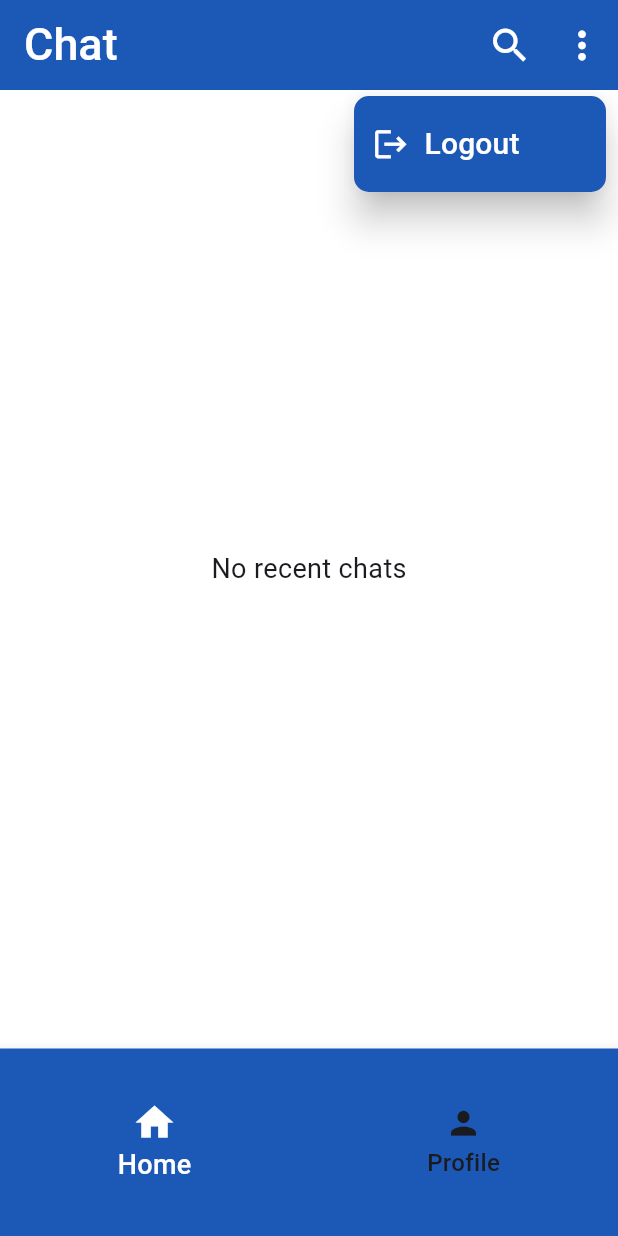
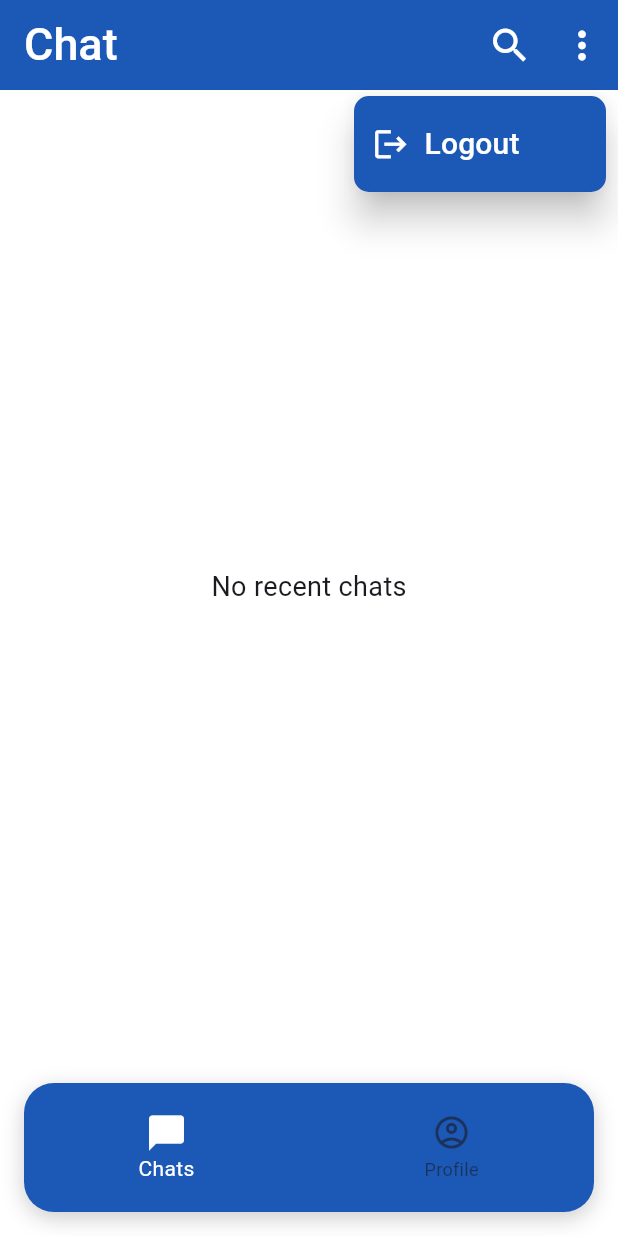
Before and after one commit to AhmedHelmy18/Whale-Chat, a Flutter app: the MainHome screen opened directly, after a tap on the "more vert" icon, on a phone screen of 412 x 824 dp. Run offline on Flutter 3.47's test engine with Material 3 defaults, Android fonts, the phone set to English and light mode, and no system bars; our stand-ins replace cloud_firestore, cloud_functions, firebase_auth, firebase_core, firebase_messaging; accounts and stored records are empty.

Commit message:
update the bottom nav ber

```diff
--- a/lib/app.dart
+++ b/lib/app.dart
@@ -15,36 +15,37 @@ class ChatApp extends StatelessWidget {
     return MaterialApp(
         debugShowCheckedModeBanner: false,
         theme: ThemeData(colorScheme: colorScheme, useMaterial3: true),
-      home: StreamBuilder<User?>(
-        stream: FirebaseAuth.instance.authStateChanges(),
-        builder: (context, authSnapshot) {
-          if (authSnapshot.connectionState == ConnectionState.waiting) {
-            return const Scaffold(body: Center(child: CircularProgressIndicator()));
-          }
-          final user = authSnapshot.data;
-
-          if (user == null) {
-            return const OnboardingPage();
-          }
-
-          return StreamBuilder<DocumentSnapshot>(
-            stream: FirebaseFirestore.instance
-                .collection('users')
-                .doc(user.uid)
-                .snapshots(),
-            builder: (context, docSnapshot) {
-              if (docSnapshot.connectionState == ConnectionState.waiting) {
-                return const Scaffold(body: Center(child: CircularProgressIndicator()));
-              }
-              final userExists = docSnapshot.data?.exists ?? false;
-              if (!userExists) {
-                return const OnboardingPage();
-              }
-              return const MainHome();
-            },
-          );
-        },
-      ),
+        home: MainHome()
+        // StreamBuilder<User?>(
+        //   stream: FirebaseAuth.instance.authStateChanges(),
+        //   builder: (context, authSnapshot) {
+        //     if (authSnapshot.connectionState == ConnectionState.waiting) {
+        //       return const Scaffold(body: Center(child: CircularProgressIndicator()));
+        //     }
+        //     final user = authSnapshot.data;
+        //
+        //     if (user == null) {
+        //       return const OnboardingPage();
+        //     }
+        //
+        //     return StreamBuilder<DocumentSnapshot>(
+        //       stream: FirebaseFirestore.instance
+        //           .collection('users')
+        //           .doc(user.uid)
+        //           .snapshots(),
+        //       builder: (context, docSnapshot) {
+        //         if (docSnapshot.connectionState == ConnectionState.waiting) {
+        //           return const Scaffold(body: Center(child: CircularProgressIndicator()));
+        //         }
+        //         final userExists = docSnapshot.data?.exists ?? false;
+        //         if (!userExists) {
+        //           return const OnboardingPage();
+        //         }
+        //         return const MainHome();
+        //       },
+        //     );
+        //   },
+        // ),
         );
   }
 }
@@ -64,10 +65,6 @@ class _MainHomeState extends State<MainHome> {
     ProfilePage(userId: FirebaseAuth.instance.currentUser!.uid),
   ];
 
-  void onItemTapped(int index) {
-    setState(() => selectedIndex = index);
-  }
-
   @override
   void initState() {
     super.initState();
@@ -81,22 +78,55 @@ class _MainHomeState extends State<MainHome> {
         index: selectedIndex,
         children: pages,
       ),
-      bottomNavigationBar: SizedBox(
-        height: 125,
+
+      bottomNavigationBar: Padding(
+        padding: const EdgeInsets.fromLTRB(16, 0, 16, 16),
+        child: Container(
+          decoration: BoxDecoration(
+            color: colorScheme.primary,
+            borderRadius: BorderRadius.circular(20),
+            boxShadow: [
+              BoxShadow(
+                color: colorScheme.onPrimary.withValues(alpha: 0.2),
+                blurRadius: 12,
+                offset: const Offset(0, 4),
+              ),
+            ],
+          ),
+          child: ClipRRect(
+            borderRadius: BorderRadius.circular(20),
+            child: SizedBox(
+              height: 86,
               child: BottomNavigationBar(
-          backgroundColor: colorScheme.primary,
+                type: BottomNavigationBarType.fixed,
+                backgroundColor: Colors.transparent,
+                elevation: 0,
+                currentIndex: selectedIndex,
                 selectedItemColor: colorScheme.surface,
-          unselectedItemColor: colorScheme.onSurface,
-          currentIndex: selectedIndex,
-          onTap: onItemTapped,
-          selectedLabelStyle: const TextStyle(fontWeight: FontWeight.w500, fontSize: 18),
-          unselectedLabelStyle: const TextStyle(fontWeight: FontWeight.w500, fontSize: 16),
-          selectedIconTheme: const IconThemeData(size: 30),
-          unselectedIconTheme: const IconThemeData(size: 25),
+                unselectedItemColor: colorScheme.onSurface.withValues(alpha: 0.6),
+                onTap: (index) => setState(() => selectedIndex = index),
+                selectedIconTheme: const IconThemeData(size: 28),
+                unselectedIconTheme: const IconThemeData(size: 26),
+                showSelectedLabels: true,
+                showUnselectedLabels: true,
                 items: const [
-            BottomNavigationBarItem(icon: Icon(Icons.home), label: 'Home'),
-            BottomNavigationBarItem(icon: Icon(Icons.person), label: 'Profile'),
+                  BottomNavigationBarItem(
+                    icon: Padding(
+                      padding: EdgeInsets.only(top: 13.0),
+                      child: Icon(Icons.chat_bubble_outline_rounded),
+                    ),
+                    activeIcon: Icon(Icons.chat_bubble_rounded),
+                    label: 'Chats',
+                  ),
+                  BottomNavigationBarItem(
+                    icon: Icon(Icons.account_circle_outlined),
+                    activeIcon: Icon(Icons.account_circle),
+                    label: 'Profile',
+                  ),
                 ],
+              ),
+            ),
+          ),
         ),
       ),
     );
```
Also changed, not shown: lib/controller/profile/edit_profile_controller.dart (+3 -7 lines), pubspec.lock. Lines whose indentation alone changed are shown as unchanged.
